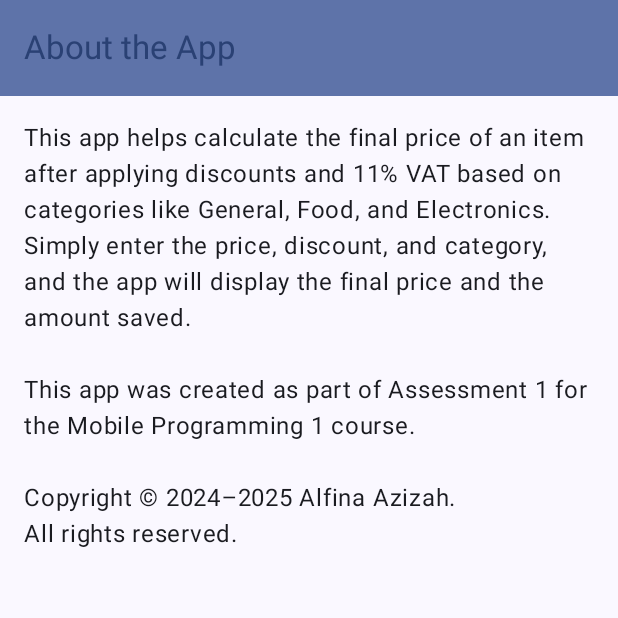
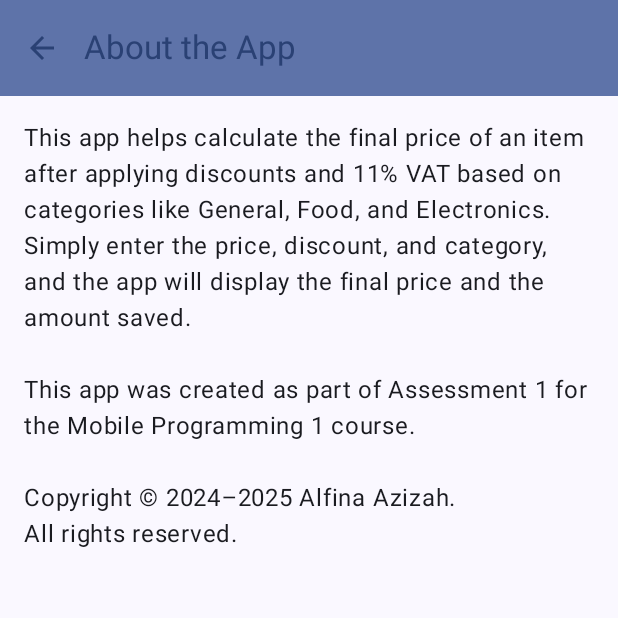
Before and after one commit to alfinagithub/assessement-1-mobpro-1, an Android app built with Jetpack Compose: the AboutScreen screen opened through its navigation route, on a phone screen of 412 x 824 dp, the top half of it. Run offline under Robolectric (Android 15) with nearby library versions, the phone set to English and light mode, and no system bars.

Commit message:
Membuat navigasi dengan tombol Up

```diff
--- a/app/src/main/java/com/alfinaazizah0022/assessement1/navigation/NavGraph.kt
+++ b/app/src/main/java/com/alfinaazizah0022/assessement1/navigation/NavGraph.kt
@@ -18,7 +18,7 @@ fun SetupNavGraph(navController: NavHostController = rememberNavController()) {
             MainScreen(navController)
         }
         composable(route = Screen.About.route) {
-            AboutScreen()
+            AboutScreen(navController)
         }
     }
 }
--- a/app/src/main/java/com/alfinaazizah0022/assessement1/ui/screen/AboutScreen.kt
+++ b/app/src/main/java/com/alfinaazizah0022/assessement1/ui/screen/AboutScreen.kt
@@ -2,7 +2,11 @@ package com.alfinaazizah0022.assessement1.ui.screen
 
 import android.content.res.Configuration
 import androidx.compose.foundation.layout.padding
+import androidx.compose.material.icons.Icons
+import androidx.compose.material.icons.automirrored.filled.ArrowBack
 import androidx.compose.material3.ExperimentalMaterial3Api
+import androidx.compose.material3.Icon
+import androidx.compose.material3.IconButton
 import androidx.compose.material3.MaterialTheme
 import androidx.compose.material3.Scaffold
 import androidx.compose.material3.Text
@@ -13,15 +17,26 @@ import androidx.compose.ui.Modifier
 import androidx.compose.ui.res.stringResource
 import androidx.compose.ui.tooling.preview.Preview
 import androidx.compose.ui.unit.dp
+import androidx.navigation.NavHostController
+import androidx.navigation.compose.rememberNavController
 import com.alfinaazizah0022.assessement1.R
 import com.alfinaazizah0022.assessement1.ui.theme.Assessement1Theme
 
 @OptIn(ExperimentalMaterial3Api::class)
 @Composable
-fun AboutScreen() {
+fun AboutScreen(navController: NavHostController) {
     Scaffold (
         topBar = {
             TopAppBar(
+                navigationIcon = {
+                    IconButton(onClick = { navController.popBackStack()}) {
+                        Icon(
+                            imageVector = Icons.AutoMirrored.Filled.ArrowBack,
+                            contentDescription = stringResource(R.string.kembali),
+                            tint = MaterialTheme.colorScheme.primary
+                        )
+                    }
+                },
                 title = {
                     Text(text = stringResource(id = R.string.tentang_aplikasi))
                 },
@@ -44,6 +59,6 @@ fun AboutScreen() {
 @Composable
 fun AboutScreenPreview() {
     Assessement1Theme {
-        AboutScreen()
+        AboutScreen(rememberNavController())
     }
 }
```
